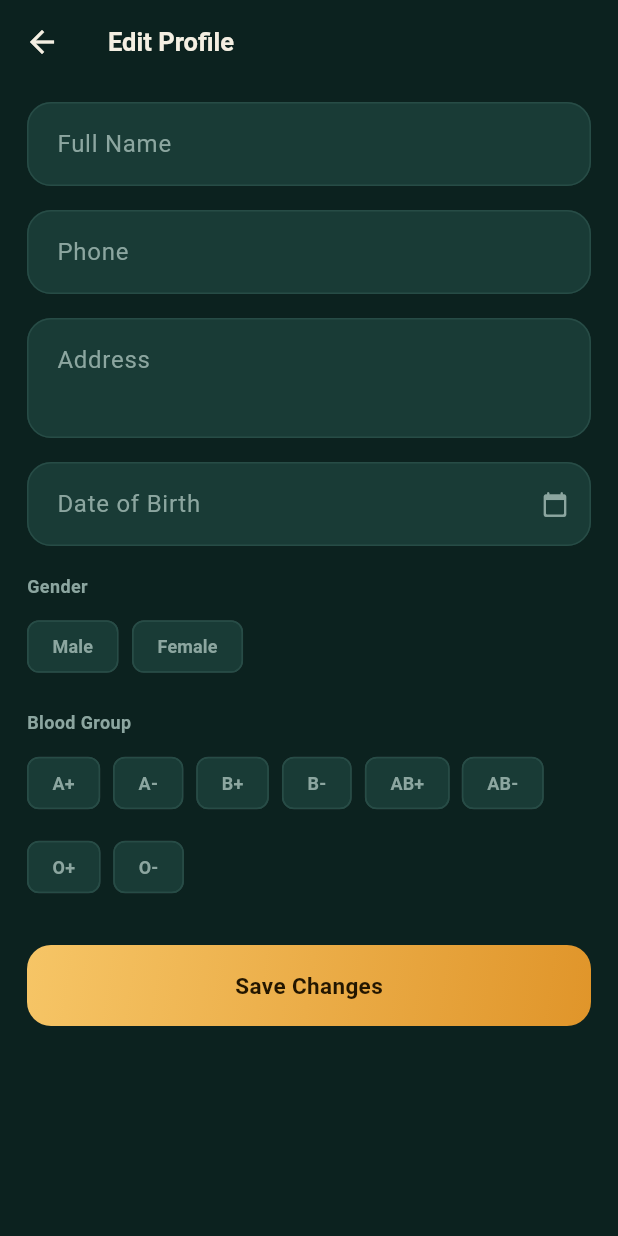
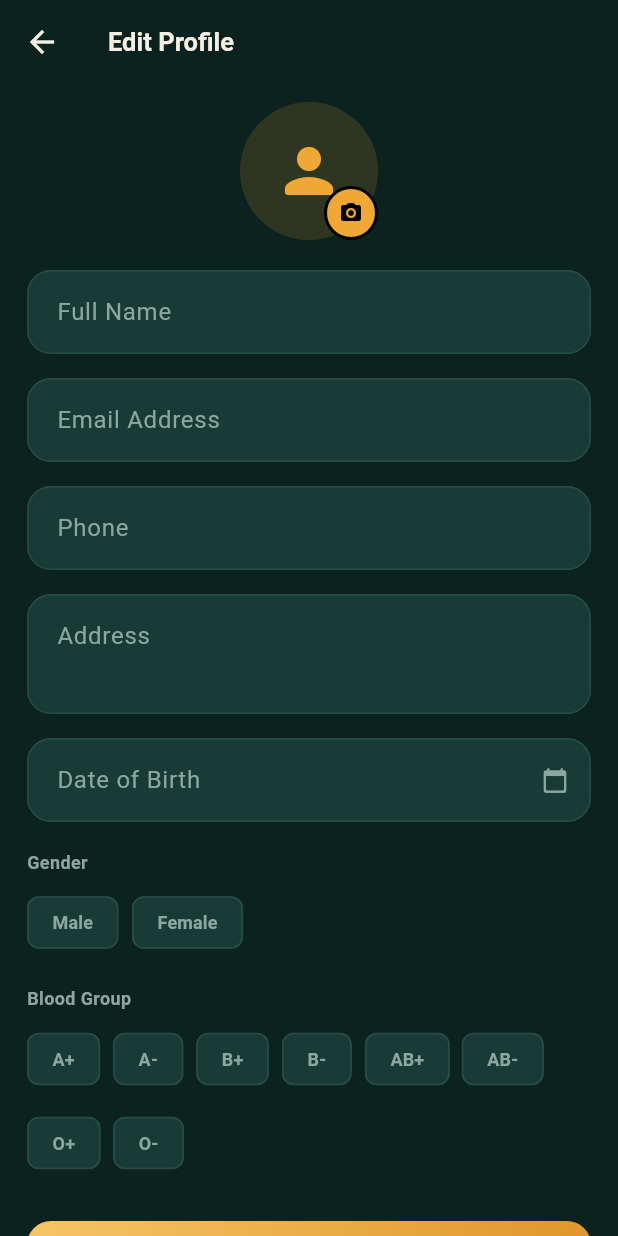
Before and after one commit to MehadiReaz/DarulAmalAcademy, a Flutter app: the EditProfileScreen screen opened directly, on a phone screen of 412 x 824 dp. Run offline on Flutter 3.47's test engine with Material 3 defaults, Android fonts, the light colour scheme and no system bars; our stand-ins replace dio, file_picker, flutter_secure_storage, logger, webview_flutter, youtube_player_flutter; missing offline and left inert: razorpay_flutter, syncfusion_flutter_pdfviewer; accounts and stored records are empty.

Commit message:
feat: implement authentication repository, provider, and profile management flow

```diff
--- a/lib/providers/auth_provider.dart
+++ b/lib/providers/auth_provider.dart
@@ -254,6 +254,7 @@ class AuthProvider extends BaseProvider {
 
   Future<bool> updateProfile({
     String? name,
+    String? email,
     String? phone,
     String? address,
     String? dateOfBirth,
@@ -264,9 +265,16 @@ class AuthProvider extends BaseProvider {
     _setBusy(true);
     _error = null;
 
+    final targetEmail = (email != null && email.trim().isNotEmpty)
+        ? email.trim()
+        : _user?.email;
+
     try {
-      final updated = await _repo.updateProfile(
+      // POST /auth/student/profile answers { success, message, data: null },
+      // so the returned user is empty — the follow-up GET is the real read.
+      await _repo.updateProfile(
         name: name,
+        email: targetEmail,
         phone: phone,
         address: address,
         dateOfBirth: dateOfBirth,
@@ -275,13 +283,7 @@ class AuthProvider extends BaseProvider {
         photoPath: photoPath,
       );
 
-      // The update endpoint answers with the FLAT payload, which carries
-      // no phone / address / gender / date_of_birth and no Qur'an data.
-      // Applying it verbatim would blank fields the student can see, so
-      // merge it over what we already hold instead of replacing.
-      final merged = _user == null ? updated : _user!.mergedWith(updated);
-      _user = merged;
-      await _storage.saveUser(merged.toJson());
+      await reloadProfile();
       return true;
     } on ApiException catch (e) {
       _error = e.message;
--- a/lib/ui/screens/profile/edit_profile_screen.dart
+++ b/lib/ui/screens/profile/edit_profile_screen.dart
@@ -1,3 +1,6 @@
+import 'dart:io';
+
+import 'package:file_picker/file_picker.dart';
 import 'package:flutter/material.dart';
 import 'package:provider/provider.dart';
 
@@ -5,13 +8,8 @@ import '../../../core/theme/app_colors.dart';
 import '../../../providers/auth_provider.dart';
 import '../../widgets/app_button.dart';
 
-/// Edit the fields `PUT /auth/student/profile` accepts: name, phone,
-/// address, date_of_birth, gender and blood_group.
-///
-/// These are now pre-filled. `GET /auth/student/profile` has always
-/// returned them — the app's `StudentUser` model just wasn't reading the
-/// nested payload, so every field came back null and the form opened
-/// blank with a "leave blank to keep unchanged" hint.
+/// Edit the fields `POST /auth/student/profile` accepts: name, email,
+/// phone, address, date_of_birth, gender, blood_group, and photo.
 class EditProfileScreen extends StatefulWidget {
   const EditProfileScreen({super.key});
 
@@ -22,11 +20,13 @@ class EditProfileScreen extends StatefulWidget {
 class _EditProfileScreenState extends State<EditProfileScreen> {
   final _formKey = GlobalKey<FormState>();
   late final TextEditingController _nameController;
+  late final TextEditingController _emailController;
   late final TextEditingController _phoneController;
   late final TextEditingController _addressController;
   late final TextEditingController _dobController;
   String? _gender;
   String? _bloodGroup;
+  String? _selectedPhotoPath;
 
   static const _genders = ['male', 'female'];
   static const _bloodGroups = [
@@ -39,13 +39,11 @@ class _EditProfileScreenState extends State<EditProfileScreen> {
     final user = context.read<AuthProvider>().user;
 
     _nameController = TextEditingController(text: user?.name ?? '');
+    _emailController = TextEditingController(text: user?.email ?? '');
     _phoneController = TextEditingController(text: user?.phone ?? '');
     _addressController = TextEditingController(text: user?.address ?? '');
     _dobController = TextEditingController(text: user?.dateOfBirth ?? '');
 
-    // Only adopt the server value if it is one this form can represent —
-    // otherwise the chip row would show nothing selected and silently
-    // overwrite a valid value on save.
     final gender = user?.gender?.toLowerCase();
     if (gender != null && _genders.contains(gender)) _gender = gender;
 
@@ -56,16 +54,39 @@ class _EditProfileScreenState extends State<EditProfileScreen> {
   @override
   void dispose() {
     _nameController.dispose();
+    _emailController.dispose();
     _phoneController.dispose();
     _addressController.dispose();
     _dobController.dispose();
     super.dispose();
   }
 
+  Future<void> _pickPhoto() async {
+    try {
+      final result = await FilePicker.pickFiles(
+        type: FileType.image,
+        allowMultiple: false,
+      );
+      if (result != null && result.files.isNotEmpty) {
+        final path = result.files.single.path;
+        if (path != null && path.isNotEmpty) {
+          setState(() => _selectedPhotoPath = path);
+        }
+      }
+    } catch (e) {
+      if (!mounted) return;
+      ScaffoldMessenger.of(context).showSnackBar(
+        SnackBar(
+          content: Text('Could not pick image: $e'),
+          backgroundColor: AppColors.danger,
+        ),
+      );
+    }
+  }
+
   Future<void> _pickDate() async {
     final now = DateTime.now();
 
-    // Open on the student's existing date of birth when there is one.
     DateTime initial = DateTime(now.year - 12);
     final existing = DateTime.tryParse(_dobController.text.trim());
     if (existing != null && existing.isBefore(now)) initial = existing;
@@ -90,11 +111,13 @@ class _EditProfileScreenState extends State<EditProfileScreen> {
     final auth = context.read<AuthProvider>();
     final ok = await auth.updateProfile(
       name: _nameController.text,
+      email: _emailController.text,
       phone: _phoneController.text,
       address: _addressController.text,
       dateOfBirth: _dobController.text,
       gender: _gender,
       bloodGroup: _bloodGroup,
+      photoPath: _selectedPhotoPath,
     );
 
     if (!mounted) return;
@@ -118,6 +141,7 @@ class _EditProfileScreenState extends State<EditProfileScreen> {
   @override
   Widget build(BuildContext context) {
     final auth = context.watch<AuthProvider>();
+    final user = auth.user;
 
     return Scaffold(
       appBar: AppBar(title: const Text('Edit Profile')),
@@ -126,12 +150,68 @@ class _EditProfileScreenState extends State<EditProfileScreen> {
         child: ListView(
           padding: const EdgeInsets.fromLTRB(18, 12, 18, 30),
           children: [
+            Center(
+              child: Stack(
+                children: [
+                  CircleAvatar(
+                    radius: 46,
+                    backgroundColor: AppColors.gold.withAlpha(38),
+                    backgroundImage: _selectedPhotoPath != null
+                        ? FileImage(File(_selectedPhotoPath!))
+                        : (user?.profilePhotoUrl != null &&
+                                user!.profilePhotoUrl!.isNotEmpty
+                            ? NetworkImage(user.profilePhotoUrl!)
+                                as ImageProvider
+                            : null),
+                    child: (_selectedPhotoPath == null &&
+                            (user?.profilePhotoUrl == null ||
+                                user!.profilePhotoUrl!.isEmpty))
+                        ? const Icon(Icons.person_rounded,
+                            size: 48, color: AppColors.gold)
+                        : null,
+                  ),
+                  Positioned(
+                    bottom: 0,
+                    right: 0,
+                    child: InkWell(
+                      onTap: _pickPhoto,
+                      borderRadius: BorderRadius.circular(20),
+                      child: Container(
+                        padding: const EdgeInsets.all(8),
+                        decoration: BoxDecoration(
+                          color: AppColors.gold,
+                          shape: BoxShape.circle,
+                          border: Border.all(color: Colors.black, width: 2),
+                        ),
+                        child: const Icon(
+                          Icons.camera_alt_rounded,
+                          size: 16,
+                          color: Colors.black,
+                        ),
+                      ),
+                    ),
+                  ),
+                ],
+              ),
+            ),
+            const SizedBox(height: 20),
             TextFormField(
               controller: _nameController,
               textCapitalization: TextCapitalization.words,
               decoration: const InputDecoration(labelText: 'Full Name'),
               validator: (v) =>
                   (v == null || v.trim().isEmpty) ? 'Name is required' : null,
+            ),
+            const SizedBox(height: 16),
+            TextFormField(
+              controller: _emailController,
+              keyboardType: TextInputType.emailAddress,
+              decoration: const InputDecoration(labelText: 'Email Address'),
+              validator: (v) {
+                if (v == null || v.trim().isEmpty) return 'Email is required';
+                if (!v.contains('@')) return 'Enter a valid email';
+                return null;
+              },
             ),
             const SizedBox(height: 16),
             TextFormField(
```
Also changed, not shown: lib/core/network/api_client.dart (+13 -3 lines), lib/data/models/student_user.dart (+6 -1 lines), lib/data/repositories/auth_repository.dart (+55 -19 lines).
